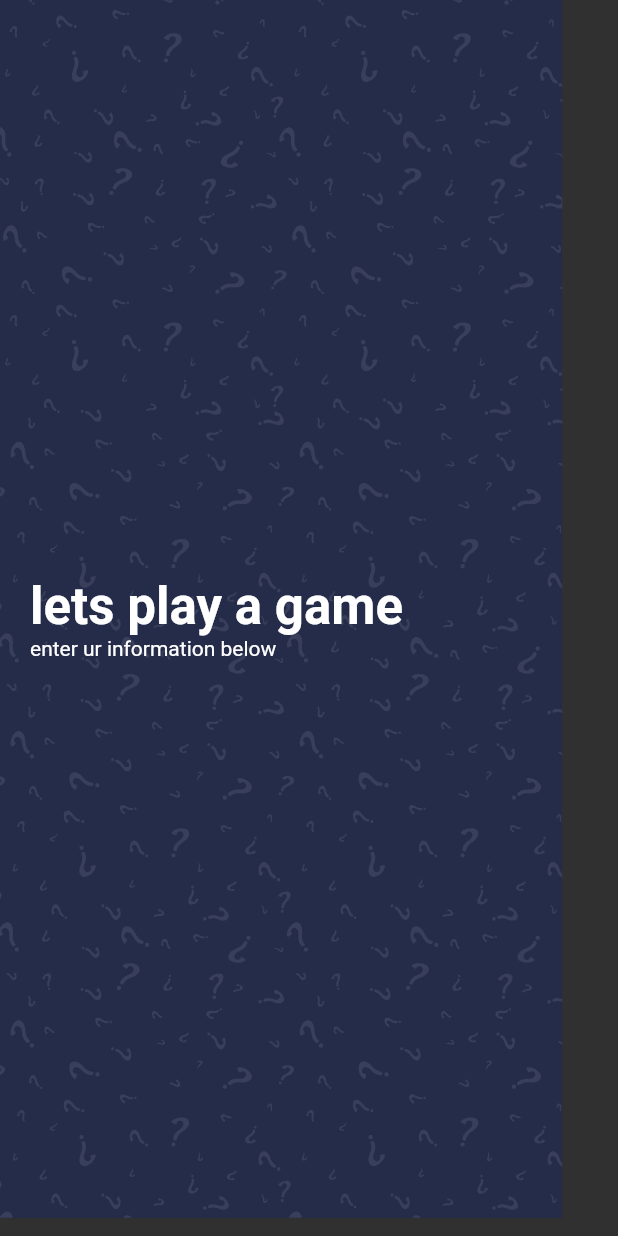
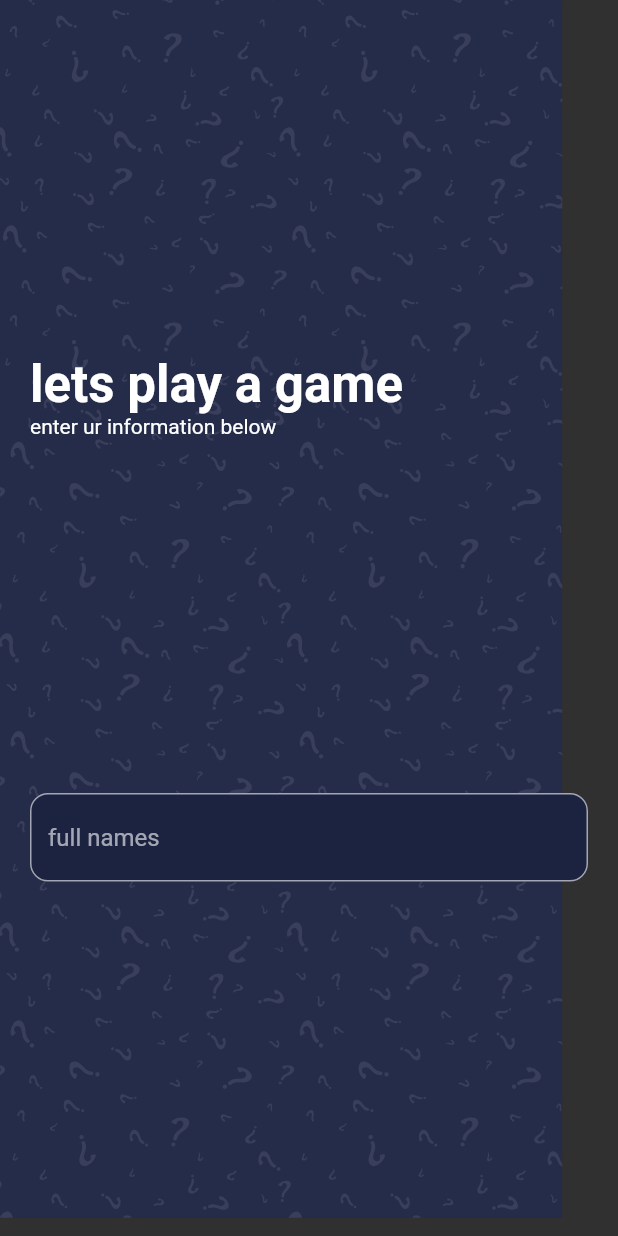
Before and after one commit to victorfrankenstein245/example-app, a Flutter app: the screen it shows after launch, on a phone screen of 412 x 824 dp. Run offline on Flutter 3.47's test engine with Material 2 defaults, Android fonts, the phone set to English and light mode, and no system bars; our stand-ins replace websafe_svg.

Commit message:
--- Auto-Git Commit ---

```diff
--- a/lib/screens/welcome/Welcome_screen.dart
+++ b/lib/screens/welcome/Welcome_screen.dart
@@ -21,6 +21,19 @@ class WelcomeScreen extends StatelessWidget {
                       color: Colors.white, fontWeight: FontWeight.bold),
                 ),
                 Text("enter ur information below"),
+                Spacer(),
+
+                // input text field
+                TextField(
+                  decoration: InputDecoration(
+                    filled: true,
+                    fillColor: Color(0xFF1C2341),
+                    hintText: "full names",
+                    border: OutlineInputBorder(
+                      borderRadius: BorderRadius.all(Radius.circular(12)),
+                    ),
+                  ),
+                ),
                 Spacer()
               ],
             ),
```
Also changed, not shown: pubspec.lock.
